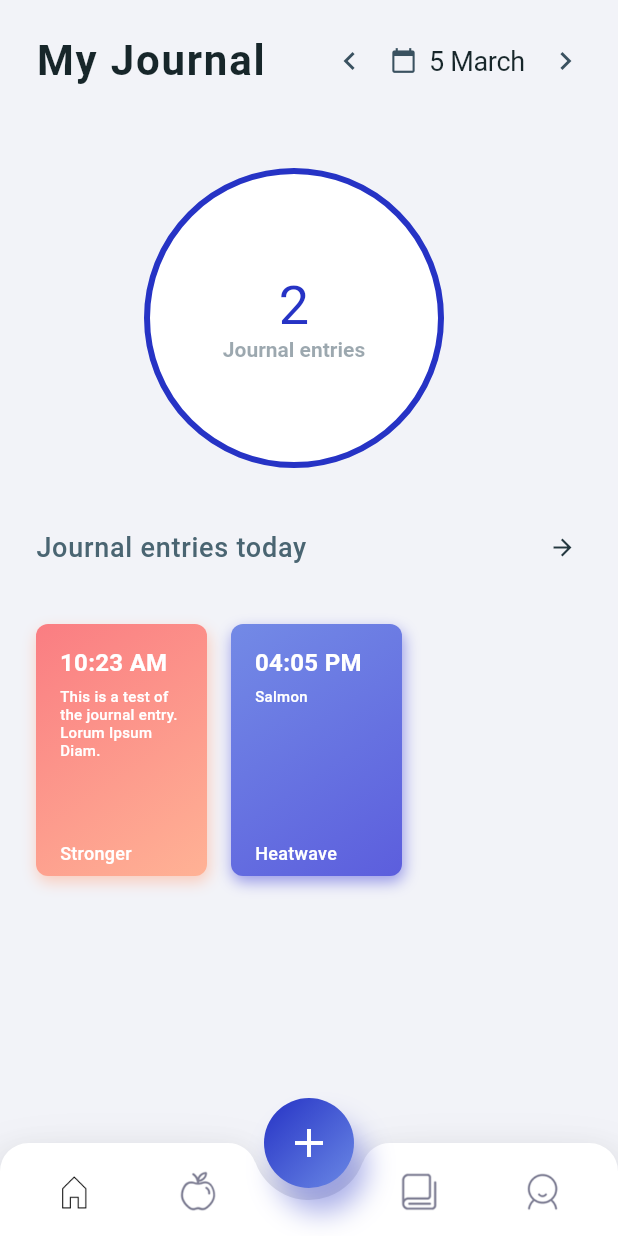
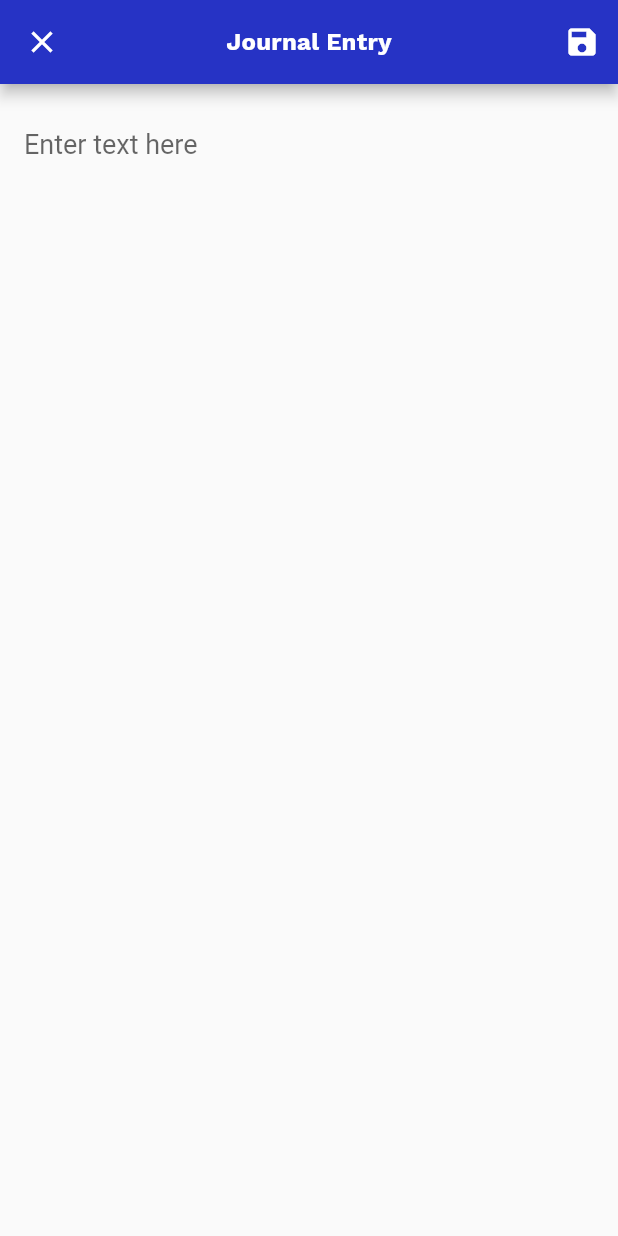
Before and after one commit to free-coffee-unihack-2023/mental-health-app, a Flutter app: the screen it shows after launch, after a tap on the "add" icon, on a phone screen of 412 x 824 dp. Run offline on Flutter 3.47's test engine with Material 2 defaults, Android fonts, the phone set to English and light mode, and no system bars; our stand-ins replace flutter_chat_types; missing offline and left inert: flutter_link_previewer.

Commit message:
Added spotify redirect and journal entry page

```diff
--- a/flutter-app/best_flutter_ui_templates/lib/fitness_app/bottom_navigation_view/bottom_bar_view.dart
+++ b/flutter-app/best_flutter_ui_templates/lib/fitness_app/bottom_navigation_view/bottom_bar_view.dart
@@ -1,6 +1,7 @@
 import 'dart:math' as math;
 import 'package:best_flutter_ui_templates/fitness_app/fitness_app_theme.dart';
 import 'package:best_flutter_ui_templates/fitness_app/models/tabIcon_data.dart';
+import 'package:best_flutter_ui_templates/fitness_app/post_page.dart';
 import 'package:best_flutter_ui_templates/main.dart';
 import 'package:best_flutter_ui_templates/middleware/webservice_helper.dart';
 import 'package:flutter/material.dart';
@@ -196,7 +197,14 @@ class _BottomBarViewState extends State<BottomBarView>
   }
 
   void addClick() {
-    print("Test");
+    Navigator.of(context).push(
+      MaterialPageRoute(
+        fullscreenDialog: true,
+        builder: (context) {
+          return PostPage();
+        },
+      ),
+    );
   }
 }
 
--- a/flutter-app/best_flutter_ui_templates/lib/fitness_app/models/journal_entries_data.dart
+++ b/flutter-app/best_flutter_ui_templates/lib/fitness_app/models/journal_entries_data.dart
@@ -5,6 +5,7 @@ class JournalEntriesData {
     this.endColor = '',
     this.text = '',
     this.song = '',
+    this.artist = '',
     this.songUrl = '',
   });
 
@@ -13,22 +14,25 @@ class JournalEntriesData {
   String endColor;
   String text;
   String song;
+  String artist;
   String songUrl;
 
   static List<JournalEntriesData> journalEntriesData = <JournalEntriesData>[
     JournalEntriesData(
       time: '10:23 AM',
-      song: 'Stronger',
-      songUrl: '',
-      text: 'This is a test of the journal entry. Lorum Ipsum Diam.',
+      song: 'Roar',
+      artist: 'Katy Perry',
+      songUrl: 'https://open.spotify.com/track/27tNWlhdAryQY04Gb2ZhUI',
+      text: 'I feel brave and daring today.',
       startColor: '#FA7D82',
       endColor: '#FFB295',
     ),
     JournalEntriesData(
       time: '04:05 PM',
-      song: 'Heatwave',
-      songUrl: '',
-      text: 'Salmon',
+      song: 'Heat Waves',
+      artist: 'Glass Animals',
+      songUrl: 'https://open.spotify.com/track/6CDzDgIUqeDY5g8ujExx2f',
+      text: "It has been a really long day. I probably shouldn't have done it alone",
       startColor: '#738AE6',
       endColor: '#5C5EDD',
     )
--- a/flutter-app/best_flutter_ui_templates/lib/fitness_app/my_journal/journals_list_view.dart
+++ b/flutter-app/best_flutter_ui_templates/lib/fitness_app/my_journal/journals_list_view.dart
@@ -2,8 +2,7 @@ import 'package:best_flutter_ui_templates/fitness_app/fitness_app_theme.dart';
 import 'package:best_flutter_ui_templates/fitness_app/models/journal_entries_data.dart';
 import 'package:best_flutter_ui_templates/main.dart';
 import 'package:flutter/material.dart';
-
-import '../../main.dart';
+import 'package:url_launcher/url_launcher.dart';
 
 class JournalsListView extends StatefulWidget {
   const JournalsListView(
@@ -110,6 +109,8 @@ class JournalsView extends StatelessWidget {
                   Padding(
                     padding: const EdgeInsets.only(
                         top: 32, left: 8, right: 8, bottom: 16),
+                    child: InkWell(
+                      onTap: () {launchUrl(Uri.parse(journalsListData!.songUrl.toString()));},
                       child: Container(
                         decoration: BoxDecoration(
                           boxShadow: <BoxShadow>[
@@ -180,9 +181,9 @@ class JournalsView extends StatelessWidget {
                                       mainAxisAlignment: MainAxisAlignment.start,
                                       crossAxisAlignment: CrossAxisAlignment.end,
                                       children: <Widget>[
-                                      Text(
-                                        journalsListData!.song.toString(),
-                                        textAlign: TextAlign.center,
+                                        Flexible(
+                                          child: Text(
+                                            journalsListData!.song.toString() + " - " + journalsListData!.artist.toString(),
                                             style: TextStyle(
                                               fontFamily: JournalAppTheme.fontName,
                                               fontWeight: FontWeight.w500,
@@ -191,10 +192,11 @@ class JournalsView extends StatelessWidget {
                                               color: JournalAppTheme.white,
                                             ),
                                           ),
-
+                                        ),
                                       ],
                                     )
                             ],
+                          ),
                         ),
                       ),
                     ),
--- /dev/null
+++ b/flutter-app/best_flutter_ui_templates/lib/fitness_app/post_page.dart
@@ -0,0 +1,65 @@
+import 'package:best_flutter_ui_templates/fitness_app/fitness_app_theme.dart';
+import 'package:best_flutter_ui_templates/fitness_app/models/journal_entries_data.dart';
+import 'package:flutter/material.dart';
+
+class PostPage extends StatefulWidget {
+  final String title;
+  final String initialContent;
+  String noteContent = '';
+
+  PostPage({this.title = '', this.initialContent = ''});
+
+  @override
+  _PostPageState createState() => _PostPageState();
+}
+
+class _PostPageState extends State<PostPage> {
+  final TextEditingController _controller = TextEditingController();
+
+  @override
+  void initState() {
+    super.initState();
+    _controller.text = widget.initialContent;
+  }
+
+  @override
+  Widget build(BuildContext context) {
+    return Scaffold(
+      appBar: AppBar(
+        title: Text("Journal Entry"),
+        backgroundColor: JournalAppTheme.nearlyDarkBlue,
+        actions: [
+          IconButton(
+            onPressed: () {
+              // TODO: implement save note
+              JournalEntriesData.journalEntriesData.add(
+                  JournalEntriesData(
+                    time: '03:12 PM',
+                    song: 'Arise',
+                    songUrl: 'https://open.spotify.com/track/2aaClnypAakdAmLw74JXxB',
+                    text: 'fewifskdfn',
+                    startColor: '#0a00a2',
+                    endColor: '#0a00a2',
+                  )
+              );
+            },
+            icon: Icon(Icons.save),
+          ),
+        ],
+      ),
+      body: Padding(
+        padding: const EdgeInsets.all(16.0),
+        child: TextField(
+          controller: _controller,
+          maxLines: null,
+          decoration: InputDecoration(
+            border: InputBorder.none,
+            hintText: 'Enter text here',
+          ),
+          style: TextStyle(fontSize: 18.0),
+          onChanged: (value) {widget.noteContent = value;},
+        ),
+      ),
+    );
+  }
+}
```
Also changed, not shown: flutter-app/best_flutter_ui_templates/pubspec.lock. Lines whose indentation alone changed are shown as unchanged.
